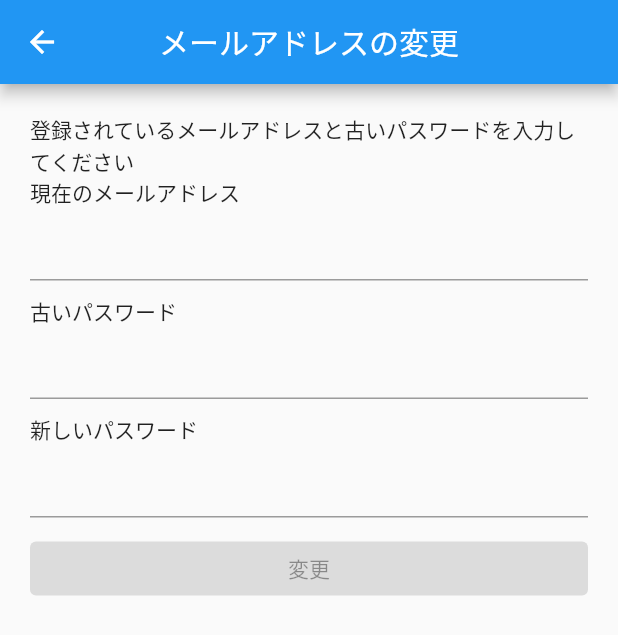
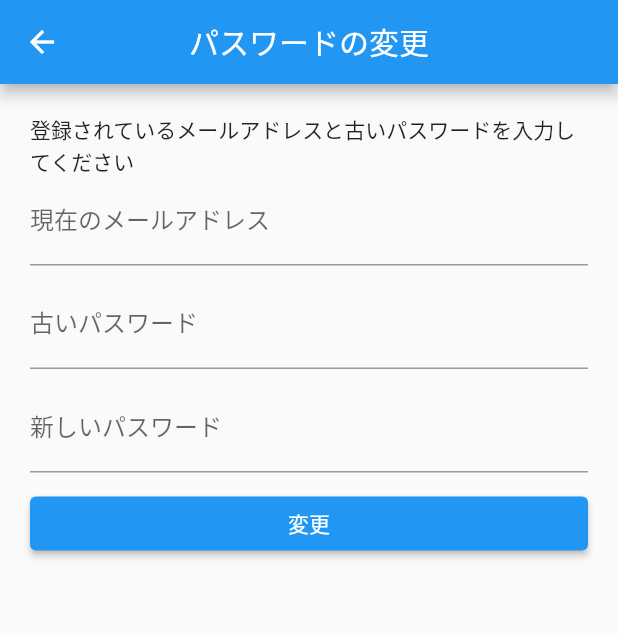
Before and after one commit to Yukihiro1123/twitter_clone, a Flutter app: the ChangePasswordScreen screen opened by its route, on a phone screen of 412 x 824 dp. Shown: the top 635 px of the screen. Run offline on Flutter 3.47's test engine with Material 2 defaults, Android fonts, the phone set to English and light mode, and no system bars; our stand-ins replace cached_network_image, cloud_firestore, firebase_auth, firebase_core, firebase_storage, fluttertoast and 3 more; accounts and stored records are empty.

Commit message:
ユーザーアイコン押すとプロフィール画面に遷移する処理

```diff
--- a/lib/main.dart
+++ b/lib/main.dart
@@ -4,13 +4,15 @@ import 'package:go_router/go_router.dart';
 import 'package:provider/provider.dart';
 import 'package:twitter_clone/di/providers.dart';
 import 'package:twitter_clone/firebase_options.dart';
+
 import 'package:twitter_clone/view/post/tweet_form_screen.dart';
 import 'package:twitter_clone/view/profile/screens/edit_profile_screen.dart';
 import 'package:twitter_clone/view_models/login_view_model.dart';
 
 import 'screens/home_screen.dart';
 import 'screens/login_screen.dart';
-import 'view/likes/likes_page.dart';
+import 'screens/profile_screen.dart';
+
 import 'view/profile/screens/change_email_screen.dart';
 import 'view/profile/screens/change_password_screen.dart';
 import 'view/profile/screens/setting_screen.dart';
@@ -50,42 +52,52 @@ class MyApp extends StatelessWidget {
           return '/login';
         },
       ),
+      //ログイン画面
       GoRoute(
         path: '/login',
         builder: (BuildContext context, GoRouterState state) {
           return const LoginScreen();
         },
       ),
+      //投稿フォーム
       GoRoute(
         path: '/new',
         builder: (BuildContext context, GoRouterState state) {
           return const TweetFormScreen();
         },
       ),
+      //プロフィール画面
       GoRoute(
-        path: '/likes',
+        path: "/profile/:user_id",
         builder: (BuildContext context, GoRouterState state) {
-          return const LikesPage();
+          final String userId = state.params['user_id']!;
+          return ProfileScreen(
+            userId: userId,
+          );
         },
       ),
+      //設定
       GoRoute(
         path: "/settings",
         builder: (BuildContext context, GoRouterState state) {
           return const SettingScreen();
         },
       ),
+      //プロフィール編集
       GoRoute(
         path: "/edit_profile",
         builder: (BuildContext context, GoRouterState state) {
           return const EditProfileScreen();
         },
       ),
+      //メールアドレス変更
       GoRoute(
         path: "/change_email",
         builder: (BuildContext context, GoRouterState state) {
           return const ChangeEmailScreen();
         },
       ),
+      //パスワード変更
       GoRoute(
         path: "/change_password",
         builder: (BuildContext context, GoRouterState state) {
--- a/lib/models/repositories/post_repository.dart
+++ b/lib/models/repositories/post_repository.dart
@@ -17,7 +17,7 @@ class PostRepository {
     final imagePicker = ImagePicker();
     final pickedImage =
         await imagePicker.pickImage(source: ImageSource.gallery);
-    print("The path is ${pickedImage?.path}");
+    //print("The path is ${pickedImage?.path}");
     return (pickedImage != null) ? File(pickedImage.path) : null;
   }
 
--- a/lib/screens/home_screen.dart
+++ b/lib/screens/home_screen.dart
@@ -20,7 +20,7 @@ class _HomeScreenState extends State<HomeScreen> {
     _pages = [
       const TimelinePage(),
       const LikesPage(),
-      const ProfilePage(),
+      const ProfilePage(isOpenFromProfileScreen: false),
     ];
     super.initState();
   }
--- a/lib/view/likes/likes_page.dart
+++ b/lib/view/likes/likes_page.dart
@@ -55,3 +55,5 @@ class LikesPage extends StatelessWidget {
     );
   }
 }
+
+//
--- a/lib/view/profile/components/profile_posts_part.dart
+++ b/lib/view/profile/components/profile_posts_part.dart
@@ -1,4 +1,5 @@
 import "package:flutter/material.dart";
+import 'package:go_router/go_router.dart';
 import 'package:intl/intl.dart';
 import 'package:provider/provider.dart';
 import 'package:twitter_clone/view_models/profile_view_model.dart';
@@ -6,7 +7,7 @@ import '../../../data_models/post.dart';
 import '../../../data_models/user.dart';
 import '../../../style.dart';
 import '../../../utils/constants.dart';
-import '../../common/confirm_dialog.dart';
+
 import '../../common/user_card.dart';
 import '../../timeline/components/timeline_likes_part.dart';
 
@@ -31,7 +32,6 @@ class ProfilePostsPart extends StatelessWidget {
               crossAxisAlignment: CrossAxisAlignment.stretch,
               children: <Widget>[
                 UserCard(
-                  onTap: () => print('Hi'),
                   title: postUser.appUserName,
                   subTitle:
                       DateFormat("yyyy-MM-dd-HH:mm").format(post.postDateTime),
--- a/lib/view/profile/screens/change_password_screen.dart
+++ b/lib/view/profile/screens/change_password_screen.dart
@@ -1,5 +1,9 @@
 import "package:flutter/material.dart";
 import 'package:go_router/go_router.dart';
+import 'package:provider/provider.dart';
+
+import '../../../view_models/profile_view_model.dart';
+import '../../common/confirm_dialog.dart';
 
 class ChangePasswordScreen extends StatefulWidget {
   const ChangePasswordScreen({super.key});
@@ -19,7 +23,7 @@ class _ChangePasswordScreenState extends State<ChangePasswordScreen> {
       appBar: AppBar(
         leading: IconButton(
             icon: const Icon(Icons.arrow_back), onPressed: () => context.pop()),
-        title: const Text("メールアドレスの変更"),
+        title: const Text("パスワードの変更"),
         centerTitle: true,
       ),
       body: SingleChildScrollView(
@@ -29,18 +33,39 @@ class _ChangePasswordScreenState extends State<ChangePasswordScreen> {
             crossAxisAlignment: CrossAxisAlignment.stretch,
             children: <Widget>[
               const Text('登録されているメールアドレスと古いパスワードを入力してください'),
-              const Text('現在のメールアドレス'),
-              TextField(controller: _emailController),
+              TextField(
+                controller: _emailController,
+                decoration: const InputDecoration(
+                  labelText: "現在のメールアドレス",
+                ),
+              ),
               const SizedBox(height: 10),
-              const Text("古いパスワード"),
-              TextField(controller: _passwordController),
+              TextField(
+                controller: _passwordController,
+                decoration: const InputDecoration(
+                  labelText: "古いパスワード",
+                ),
+              ),
               const SizedBox(height: 10),
-              const Text("新しいパスワード"),
-              TextField(controller: _newPasswordController),
+              TextField(
+                controller: _newPasswordController,
+                decoration: const InputDecoration(
+                  labelText: "新しいパスワード",
+                ),
+              ),
               const SizedBox(height: 10),
-              const ElevatedButton(
-                onPressed: null,
-                child: Text('変更'),
+              ElevatedButton(
+                onPressed: () => showConfirmDialog(
+                  context: context,
+                  title: "パスワードの変更",
+                  content: "変更してもいいですか",
+                  onConfirmed: (isConfirmed) {
+                    if (isConfirmed) {
+                      _changePassword(context);
+                    }
+                  },
+                ),
+                child: const Text('変更'),
               )
             ],
           ),
@@ -48,4 +73,13 @@ class _ChangePasswordScreenState extends State<ChangePasswordScreen> {
       ),
     );
   }
+
+  _changePassword(BuildContext context) async {
+    final profileViewModel = context.read<ProfileViewModel>();
+    await profileViewModel.changePassword(
+      _emailController.text,
+      _passwordController.text,
+      _newPasswordController.text,
+    );
+  }
 }
```
Also changed, not shown: lib/models/repositories/user_repository.dart (+14 -0 lines), lib/screens/profile_screen.dart (added, +34 -0 lines), lib/view/profile/components/profile_detail_part.dart (+25 -8 lines), lib/view/profile/profile_page.dart (+21 -11 lines), lib/view/profile/screens/change_email_screen.dart (+18 -3 lines), lib/view/timeline/components/timeline_tile.dart (+6 -1 lines), lib/view_models/profile_view_model.dart (+28 -2 lines).
